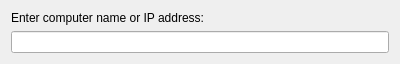
Qt form kcm/addcomputerwidget.ui (KDE/ksecrets) before a commit.
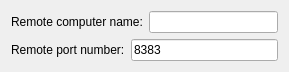
The same form after that commit.

```diff
--- a/kcm/addcomputerwidget.ui
+++ b/kcm/addcomputerwidget.ui
@@ -6,8 +6,8 @@
    <rect>
     <x>0</x>
     <y>0</y>
-    <width>400</width>
-    <height>52</height>
+    <width>289</width>
+    <height>68</height>
    </rect>
   </property>
   <property name="windowTitle">
@@ -15,14 +15,52 @@
   </property>
   <layout class="QVBoxLayout" name="verticalLayout">
    <item>
-    <widget class="QLabel" name="label">
-     <property name="text">
-      <string>Enter computer name or IP address:</string>
-     </property>
-    </widget>
+    <layout class="QHBoxLayout" name="horizontalLayout_2">
+     <item>
+      <widget class="QLabel" name="label">
+       <property name="text">
+        <string>Remote computer name:</string>
+       </property>
+      </widget>
+     </item>
+     <item>
+      <widget class="QLineEdit" name="_computerName">
+       <property name="toolTip">
+        <string>Enter computer name or IP address here</string>
+       </property>
+       <property name="whatsThis">
+        <string>KSecretSync needs to know the remote computer name in order to sync with it</string>
+       </property>
+      </widget>
+     </item>
+    </layout>
    </item>
    <item>
-    <widget class="QLineEdit" name="_computerName"/>
+    <layout class="QHBoxLayout" name="horizontalLayout">
+     <item>
+      <widget class="QLabel" name="label_2">
+       <property name="text">
+        <string>Remote port number:</string>
+       </property>
+      </widget>
+     </item>
+     <item>
+      <widget class="QLineEdit" name="_port">
+       <property name="toolTip">
+        <string>Enter remote port number here</string>
+       </property>
+       <property name="whatsThis">
+        <string>The remote KSecretSync daemon uses a port to listen for sync requests. Please entre that port number here.</string>
+       </property>
+       <property name="inputMask">
+        <string>dDDD; </string>
+       </property>
+       <property name="text">
+        <string>8383</string>
+       </property>
+      </widget>
+     </item>
+    </layout>
    </item>
    <item>
     <spacer name="verticalSpacer">
```
